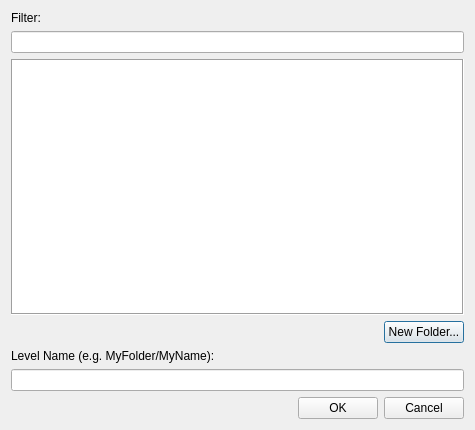
First picture: the form in dev/Code/Sandbox/Editor/LevelFileDialog.ui, repository aws/lumberyard, before the edit.
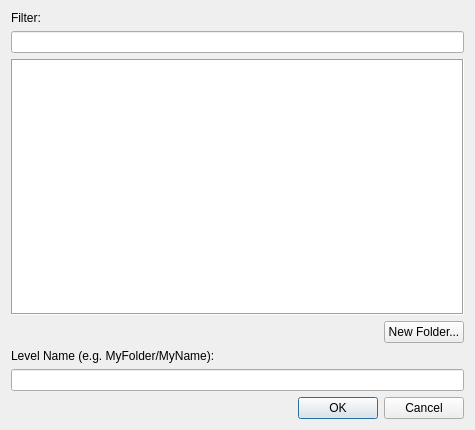
Second picture: the form after the edit.

The edit to the form file:
```diff
--- a/dev/Code/Sandbox/Editor/LevelFileDialog.ui
+++ b/dev/Code/Sandbox/Editor/LevelFileDialog.ui
@@ -106,6 +106,9 @@
        <property name="text">
         <string>OK</string>
        </property>
+       <property name="default">
+        <bool>true</bool>
+       </property>
       </widget>
      </item>
      <item>
```
Left out of the diff: 8 changed lines with no effect on the pictures.
